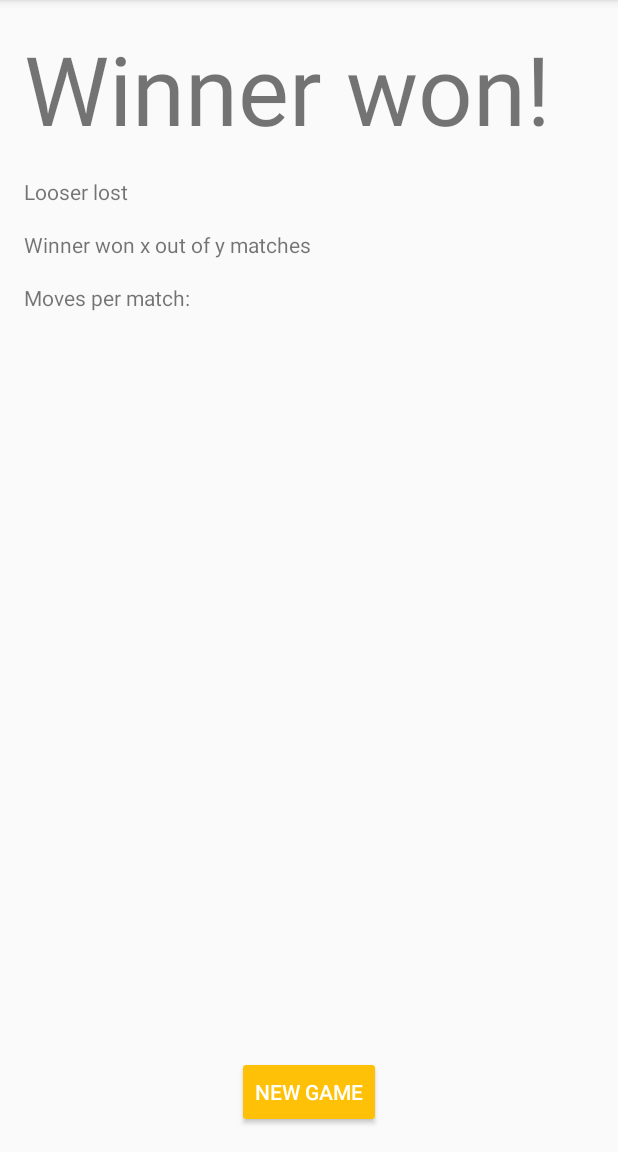
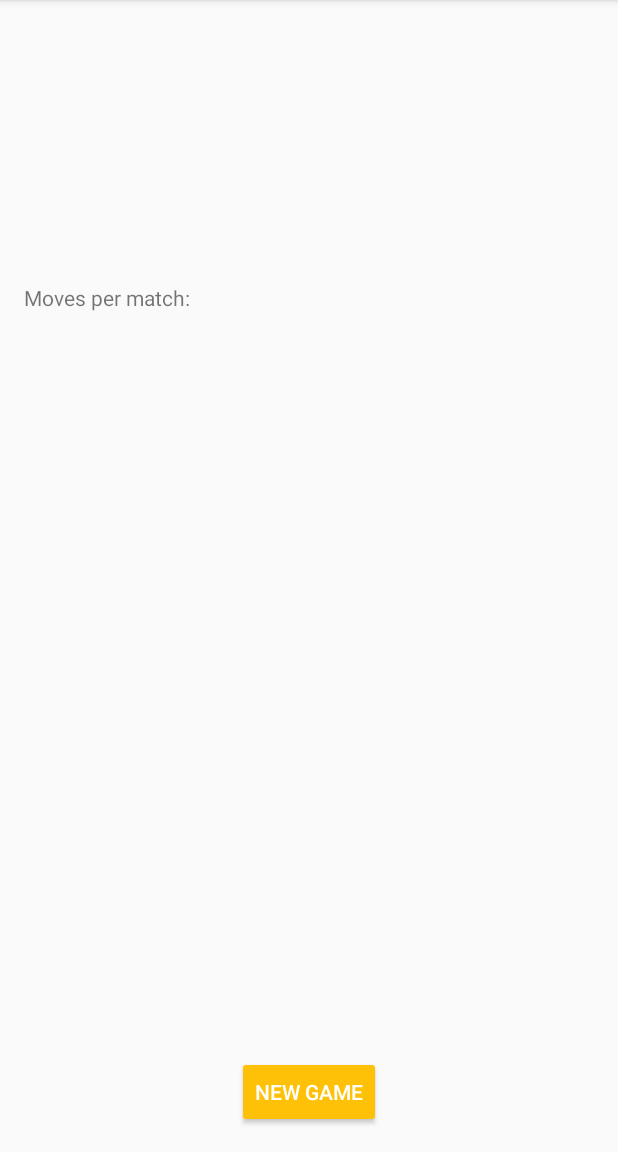
Before and after one commit to EspenBrun/TicTacToe, an Android app: the SummaryActivity screen opened directly, with no data from a screen before it, on a phone screen of 412 x 824 dp, the part 84-1236 px from its top. Run offline under Robolectric (Android 15) with nearby library versions, the phone set to English and light mode, and no system bars.

Commit message:
All hardcoded strings are now resources, with variables where needed

```diff
--- a/app/src/main/res/layout/activity_summary.xml
+++ b/app/src/main/res/layout/activity_summary.xml
@@ -10,7 +10,7 @@
         android:layout_width="match_parent"
         android:layout_height="wrap_content"
         android:paddingBottom="@dimen/activity_vertical_margin"
-        android:text="Winner won!"
+        android:text=""
         android:textSize="64sp" />
 
     <TextView
@@ -18,14 +18,14 @@
         android:layout_width="match_parent"
         android:layout_height="wrap_content"
         android:paddingBottom="16dp"
-        android:text="Looser lost" />
+        android:text="" />
 
     <TextView
         android:id="@+id/summaryView"
         android:layout_width="match_parent"
         android:layout_height="wrap_content"
         android:paddingBottom="16dp"
-        android:text="Winner won x out of y matches" />
+        android:text="" />
 
     <TextView
         android:layout_width="match_parent"
@@ -33,17 +33,16 @@
         android:text="@string/moves_per_match" />
 
     <ListView
+        android:id="@+id/movesListView"
         android:layout_width="match_parent"
         android:layout_height="0dp"
-        android:layout_weight="1"
-        android:id="@+id/movesListView">
-    </ListView>
+        android:layout_weight="1"/>
 
     <Button
         android:layout_width="wrap_content"
         android:layout_height="wrap_content"
+        android:layout_gravity="center"
         android:onClick="newGame"
-        android:text="@string/new_game"
-        android:layout_gravity="center"/>
+        android:text="@string/new_game" />
 
 </LinearLayout>
--- a/app/src/main/res/values/strings.xml
+++ b/app/src/main/res/values/strings.xml
@@ -18,4 +18,9 @@
     <string name="moves_per_match">Moves per match:</string>
     <string name="new_game">New game</string>
     <string name="exit">Exit</string>
+    <string name="name_won">%1$s won!</string>
+    <string name="name_lost">%1$s lost.</string>
+    <string name="won_rounds_out_of">%1$s won %2$d out of %3$d matches.</string>
+    <string name="both_won_rounds">Both %1$s and %2$s won %3$d out of %4$d matches</string>
+    <string name="round_moves">Round %1$d: %2$d moves</string>
 </resources>
```
Also changed, not shown: app/src/main/java/com/example/android/tictactoe/SummaryActivity.java (+9 -11 lines), app/src/main/res/layout/activity_main.xml (+4 -4 lines), app/src/main/java/com/example/android/tictactoe/MainActivity.java (line endings or trailing spaces).
